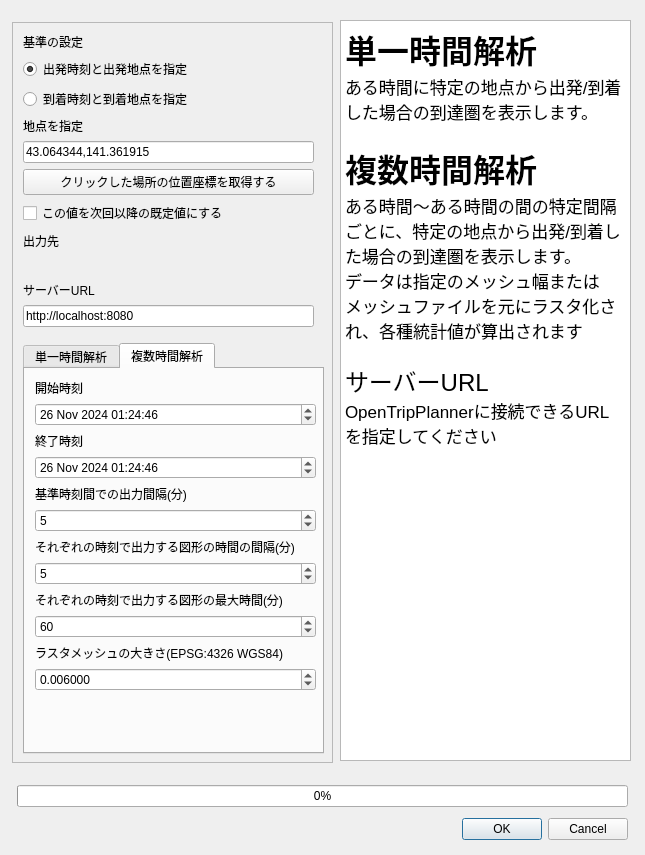
Old version of the form isochrone.ui in the repository geogra-geogra/qgis-otp-multi-isochrone-plugin.
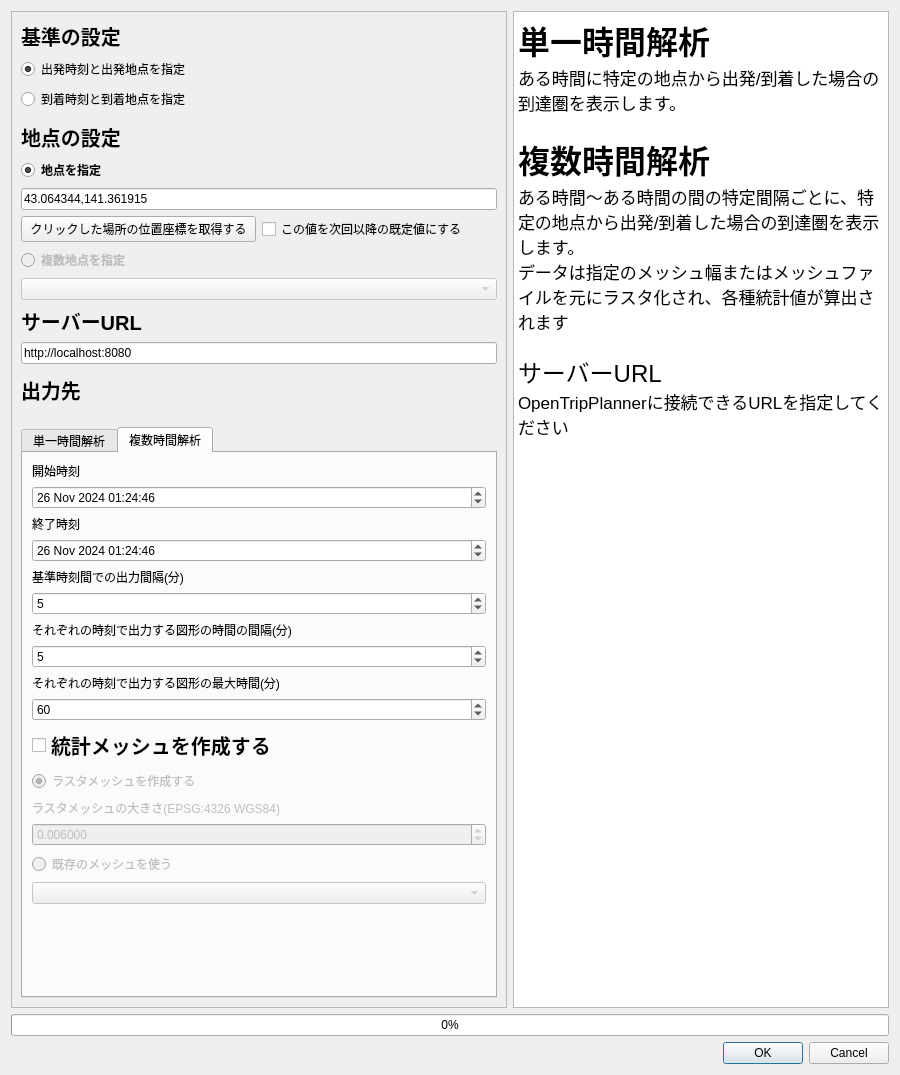
New version of the form. Custom widgets are drawn as their Qt base class.

Patch:
```diff
--- a/isochrone.ui
+++ b/isochrone.ui
@@ -6,46 +6,56 @@
    <rect>
     <x>0</x>
     <y>0</y>
-    <width>645</width>
-    <height>855</height>
+    <width>900</width>
+    <height>1075</height>
    </rect>
   </property>
   <property name="windowTitle">
    <string>到達圏作成ツール</string>
   </property>
-  <widget class="QTextBrowser" name="description">
-   <property name="geometry">
-    <rect>
-     <x>340</x>
-     <y>20</y>
-     <width>291</width>
-     <height>741</height>
-    </rect>
-   </property>
-   <property name="html">
-    <string>&lt;!DOCTYPE HTML PUBLIC &quot;-//W3C//DTD HTML 4.0//EN&quot; &quot;http://www.w3.org/TR/REC-html40/strict.dtd&quot;&gt;
-&lt;html&gt;&lt;head&gt;&lt;meta name=&quot;qrichtext&quot; content=&quot;1&quot; /&gt;&lt;style type=&quot;text/css&quot;&gt;
-p, li { white-space: pre-wrap; }
-&lt;/style&gt;&lt;/head&gt;&lt;body style=&quot; font-family:'.AppleSystemUIFont'; font-size:13pt; font-weight:400; font-style:normal;&quot;&gt;
-&lt;p style=&quot; margin-top:0px; margin-bottom:0px; margin-left:0px; margin-right:0px; -qt-block-indent:0; text-indent:0px;&quot;&gt;&lt;span style=&quot; font-size:24pt; font-weight:600;&quot;&gt;単一時間解析&lt;/span&gt;&lt;/p&gt;
-&lt;p style=&quot; margin-top:0px; margin-bottom:0px; margin-left:0px; margin-right:0px; -qt-block-indent:0; text-indent:0px;&quot;&gt;ある時間に特定の地点から出発/到着した場合の到達圏を表示します。&lt;/p&gt;
-&lt;p style=&quot;-qt-paragraph-type:empty; margin-top:0px; margin-bottom:0px; margin-left:0px; margin-right:0px; -qt-block-indent:0; text-indent:0px;&quot;&gt;&lt;br /&gt;&lt;/p&gt;
-&lt;p style=&quot; margin-top:0px; margin-bottom:0px; margin-left:0px; margin-right:0px; -qt-block-indent:0; text-indent:0px;&quot;&gt;&lt;span style=&quot; font-size:24pt; font-weight:600;&quot;&gt;複数時間解析&lt;/span&gt;&lt;/p&gt;
-&lt;p style=&quot; margin-top:0px; margin-bottom:0px; margin-left:0px; margin-right:0px; -qt-block-indent:0; text-indent:0px;&quot;&gt;ある時間〜ある時間の間の特定間隔ごとに、特定の地点から出発/到着した場合の到達圏を表示します。&lt;/p&gt;
-&lt;p style=&quot; margin-top:0px; margin-bottom:0px; margin-left:0px; margin-right:0px; -qt-block-indent:0; text-indent:0px;&quot;&gt;データは指定のメッシュ幅またはメッシュファイルを元にラスタ化され、各種統計値が算出されます&lt;/p&gt;
-&lt;p style=&quot;-qt-paragraph-type:empty; margin-top:0px; margin-bottom:0px; margin-left:0px; margin-right:0px; -qt-block-indent:0; text-indent:0px;&quot;&gt;&lt;br /&gt;&lt;/p&gt;
-&lt;p style=&quot; margin-top:0px; margin-bottom:0px; margin-left:0px; margin-right:0px; -qt-block-indent:0; text-indent:0px;&quot;&gt;&lt;span style=&quot; font-size:18pt;&quot;&gt;サーバーURL&lt;/span&gt;&lt;/p&gt;
-&lt;p style=&quot; margin-top:0px; margin-bottom:0px; margin-left:0px; margin-right:0px; -qt-block-indent:0; text-indent:0px;&quot;&gt;OpenTripPlannerに接続できるURLを指定してください&lt;/p&gt;&lt;/body&gt;&lt;/html&gt;</string>
-   </property>
-  </widget>
+  <layout class="QGridLayout" name="gridLayout_20">
+   <item row="0" column="0">
+    <layout class="QGridLayout" name="gridLayout_18">
+     <property name="sizeConstraint">
+      <enum>QLayout::SetMinimumSize</enum>
+     </property>
+     <item row="1" column="0" colspan="2">
+      <layout class="QGridLayout" name="gridLayout_5">
+       <item row="0" column="0">
+        <widget class="QProgressBar" name="progressBar">
+         <property name="sizePolicy">
+          <sizepolicy hsizetype="Preferred" vsizetype="Fixed">
+           <horstretch>0</horstretch>
+           <verstretch>0</verstretch>
+          </sizepolicy>
+         </property>
+         <property name="value">
+          <number>0</number>
+         </property>
+        </widget>
+       </item>
+       <item row="1" column="0">
+        <widget class="QDialogButtonBox" name="buttonBox">
+         <property name="sizePolicy">
+          <sizepolicy hsizetype="Preferred" vsizetype="Fixed">
+           <horstretch>0</horstretch>
+           <verstretch>0</verstretch>
+          </sizepolicy>
+         </property>
+         <property name="standardButtons">
+          <set>QDialogButtonBox::Cancel|QDialogButtonBox::Ok</set>
+         </property>
+        </widget>
+       </item>
+      </layout>
+     </item>
+     <item row="0" column="0">
   <widget class="QScrollArea" name="scrollArea">
-   <property name="geometry">
-    <rect>
-     <x>12</x>
-     <y>22</y>
-     <width>321</width>
-     <height>741</height>
-    </rect>
+       <property name="sizePolicy">
+        <sizepolicy hsizetype="Preferred" vsizetype="Expanding">
+         <horstretch>0</horstretch>
+         <verstretch>0</verstretch>
+        </sizepolicy>
    </property>
    <property name="verticalScrollBarPolicy">
     <enum>Qt::ScrollBarAsNeeded</enum>
@@ -61,90 +71,18 @@
      <rect>
       <x>0</x>
       <y>0</y>
-      <width>319</width>
-      <height>739</height>
-     </rect>
-    </property>
-    <widget class="QWidget" name="layoutWidget">
-     <property name="geometry">
-      <rect>
-       <x>10</x>
-       <y>10</y>
-       <width>291</width>
-       <height>294</height>
-      </rect>
-     </property>
-     <layout class="QGridLayout" name="gridLayout_17">
+          <width>524</width>
+          <height>982</height>
+         </rect>
+        </property>
+        <layout class="QGridLayout" name="gridLayout_23">
       <item row="0" column="0">
-       <layout class="QGridLayout" name="gridLayout_6">
+          <layout class="QGridLayout" name="widgetGrid">
         <item row="0" column="0">
-         <widget class="QLabel" name="settingStandardsLabel">
-          <property name="text">
-           <string>基準の設定</string>
-          </property>
-         </widget>
-        </item>
-        <item row="1" column="0">
-         <widget class="QRadioButton" name="button_dep">
-          <property name="text">
-           <string>出発時刻と出発地点を指定</string>
-          </property>
-          <property name="checked">
-           <bool>true</bool>
-          </property>
-         </widget>
-        </item>
+            <layout class="QGridLayout" name="basicSettingGrid">
+             <item row="9" column="0">
+              <layout class="QGridLayout" name="outputGrid">
         <item row="2" column="0">
-         <widget class="QRadioButton" name="button_ari">
-          <property name="text">
-           <string>到着時刻と到着地点を指定</string>
-          </property>
-         </widget>
-        </item>
-       </layout>
-      </item>
-      <item row="1" column="0">
-       <layout class="QGridLayout" name="gridLayout_7">
-        <item row="0" column="0">
-         <widget class="QLabel" name="standardPositionLabel">
-          <property name="text">
-           <string>地点を指定</string>
-          </property>
-         </widget>
-        </item>
-        <item row="1" column="0">
-         <widget class="QLineEdit" name="standardPosition">
-          <property name="text">
-           <string>43.064344,141.361915</string>
-          </property>
-         </widget>
-        </item>
-        <item row="2" column="0">
-         <widget class="QPushButton" name="pushButton_position">
-          <property name="text">
-           <string>クリックした場所の位置座標を取得する</string>
-          </property>
-         </widget>
-        </item>
-        <item row="3" column="0">
-         <widget class="QCheckBox" name="saveAsDefaultCheckBox">
-          <property name="text">
-           <string>この値を次回以降の既定値にする</string>
-          </property>
-         </widget>
-        </item>
-       </layout>
-      </item>
-      <item row="2" column="0">
-       <layout class="QGridLayout" name="gridLayout_8">
-        <item row="0" column="0">
-         <widget class="QLabel" name="outputFileLabel">
-          <property name="text">
-           <string>出力先</string>
-          </property>
-         </widget>
-        </item>
-        <item row="1" column="0">
          <widget class="QgsFileWidget" name="mQgsFileWidget_output">
           <property name="storageMode">
            <enum>QgsFileWidget::GetDirectory</enum>
@@ -156,15 +94,8 @@
         </item>
        </layout>
       </item>
-      <item row="3" column="0">
-       <layout class="QGridLayout" name="gridLayout_9">
-        <item row="0" column="0">
-         <widget class="QLabel" name="serverUrlLabel">
-          <property name="text">
-           <string>サーバーURL</string>
-          </property>
-         </widget>
-        </item>
+             <item row="6" column="0">
+              <layout class="QGridLayout" name="serverUrlGrid">
         <item row="1" column="0">
          <widget class="QLineEdit" name="serverUrlAreaText">
           <property name="text">
@@ -174,16 +105,215 @@
         </item>
        </layout>
       </item>
-     </layout>
-    </widget>
+             <item row="2" column="0">
+              <spacer name="verticalSpacer_6">
+               <property name="orientation">
+                <enum>Qt::Vertical</enum>
+               </property>
+               <property name="sizeType">
+                <enum>QSizePolicy::Fixed</enum>
+               </property>
+               <property name="sizeHint" stdset="0">
+                <size>
+                 <width>20</width>
+                 <height>5</height>
+                </size>
+               </property>
+              </spacer>
+             </item>
+             <item row="7" column="0">
+              <spacer name="verticalSpacer_5">
+               <property name="orientation">
+                <enum>Qt::Vertical</enum>
+               </property>
+               <property name="sizeType">
+                <enum>QSizePolicy::Fixed</enum>
+               </property>
+               <property name="sizeHint" stdset="0">
+                <size>
+                 <width>20</width>
+                 <height>5</height>
+                </size>
+               </property>
+              </spacer>
+             </item>
+             <item row="4" column="0">
+              <layout class="QGridLayout" name="PositionGrid">
+               <item row="2" column="0">
+                <widget class="QRadioButton" name="radioButtonSetSinglePosition">
+                 <property name="font">
+                  <font>
+                   <weight>75</weight>
+                   <bold>true</bold>
+                  </font>
+                 </property>
+                 <property name="text">
+                  <string>地点を指定</string>
+                 </property>
+                 <property name="checked">
+                  <bool>true</bool>
+                 </property>
+                 <attribute name="buttonGroup">
+                  <string notr="true">radio1</string>
+                 </attribute>
+                </widget>
+               </item>
+               <item row="3" column="0" colspan="2">
+                <widget class="QLineEdit" name="standardPosition">
+                 <property name="text">
+                  <string>43.064344,141.361915</string>
+                 </property>
+                </widget>
+               </item>
+               <item row="4" column="1">
+                <widget class="QCheckBox" name="saveAsDefaultCheckBox">
+                 <property name="text">
+                  <string>この値を次回以降の既定値にする</string>
+                 </property>
+                </widget>
+               </item>
+               <item row="6" column="0" colspan="2">
+                <widget class="QgsMapLayerComboBox" name="setMultiPointLayer">
+                 <property name="enabled">
+                  <bool>false</bool>
+                 </property>
+                </widget>
+               </item>
+               <item row="5" column="0" colspan="2">
+                <widget class="QRadioButton" name="radioButtonSetMultiPosition">
+                 <property name="enabled">
+                  <bool>false</bool>
+                 </property>
+                 <property name="font">
+                  <font>
+                   <weight>75</weight>
+                   <bold>true</bold>
+                  </font>
+                 </property>
+                 <property name="text">
+                  <string>複数地点を指定</string>
+                 </property>
+                 <attribute name="buttonGroup">
+                  <string notr="true">radio1</string>
+                 </attribute>
+                </widget>
+               </item>
+               <item row="4" column="0">
+                <widget class="QPushButton" name="setAsStandardPosition">
+                 <property name="text">
+                  <string>クリックした場所の位置座標を取得する</string>
+                 </property>
+                </widget>
+               </item>
+              </layout>
+             </item>
+             <item row="0" column="0">
+              <widget class="QLabel" name="settingStandardsLabel">
+               <property name="font">
+                <font>
+                 <pointsize>15</pointsize>
+                 <weight>75</weight>
+                 <bold>true</bold>
+                </font>
+               </property>
+               <property name="text">
+                <string>基準の設定</string>
+               </property>
+              </widget>
+             </item>
+             <item row="5" column="0">
+              <widget class="QLabel" name="serverUrlLabel">
+               <property name="sizePolicy">
+                <sizepolicy hsizetype="Preferred" vsizetype="Preferred">
+                 <horstretch>0</horstretch>
+                 <verstretch>0</verstretch>
+                </sizepolicy>
+               </property>
+               <property name="font">
+                <font>
+                 <pointsize>15</pointsize>
+                 <weight>75</weight>
+                 <bold>true</bold>
+                </font>
+               </property>
+               <property name="text">
+                <string>サーバーURL</string>
+               </property>
+              </widget>
+             </item>
+             <item row="1" column="0">
+              <layout class="QGridLayout" name="settingStandardsGrid">
+               <item row="2" column="0">
+                <widget class="QRadioButton" name="button_ari">
+                 <property name="text">
+                  <string>到着時刻と到着地点を指定</string>
+                 </property>
+                 <property name="checkable">
+                  <bool>true</bool>
+                 </property>
+                 <property name="checked">
+                  <bool>false</bool>
+                 </property>
+                 <attribute name="buttonGroup">
+                  <string notr="true">arriveby</string>
+                 </attribute>
+                </widget>
+               </item>
+               <item row="1" column="0">
+                <widget class="QRadioButton" name="button_dep">
+                 <property name="text">
+                  <string>出発時刻と出発地点を指定</string>
+                 </property>
+                 <property name="checked">
+                  <bool>true</bool>
+                 </property>
+                 <attribute name="buttonGroup">
+                  <string notr="true">arriveby</string>
+                 </attribute>
+                </widget>
+               </item>
+              </layout>
+             </item>
+             <item row="3" column="0">
+              <widget class="QLabel" name="settingPositionLabel">
+               <property name="enabled">
+                <bool>true</bool>
+               </property>
+               <property name="font">
+                <font>
+                 <pointsize>15</pointsize>
+                 <weight>75</weight>
+                 <bold>true</bold>
+                </font>
+               </property>
+               <property name="text">
+                <string>地点の設定</string>
+               </property>
+              </widget>
+             </item>
+             <item row="8" column="0">
+              <widget class="QLabel" name="outputFileLabel">
+               <property name="font">
+                <font>
+                 <pointsize>15</pointsize>
+                 <weight>75</weight>
+                 <bold>true</bold>
+                </font>
+               </property>
+               <property name="text">
+                <string>出力先</string>
+               </property>
+              </widget>
+             </item>
+            </layout>
+           </item>
+           <item row="2" column="0">
     <widget class="QTabWidget" name="tabWidget">
-     <property name="geometry">
-      <rect>
-       <x>10</x>
-       <y>320</y>
-       <width>301</width>
-       <height>411</height>
-      </rect>
+             <property name="sizePolicy">
+              <sizepolicy hsizetype="Preferred" vsizetype="Expanding">
+               <horstretch>0</horstretch>
+               <verstretch>0</verstretch>
+              </sizepolicy>
      </property>
      <property name="currentIndex">
       <number>1</number>
@@ -302,18 +432,14 @@
       <attribute name="title">
        <string>複数時間解析</string>
       </attribute>
-      <widget class="QWidget" name="layoutWidget">
-       <property name="geometry">
-        <rect>
-         <x>10</x>
-         <y>10</y>
-         <width>281</width>
-         <height>371</height>
-        </rect>
-       </property>
-       <layout class="QGridLayout" name="gridLayout_16">
+              <layout class="QVBoxLayout" name="verticalLayout">
+               <item>
+                <layout class="QGridLayout" name="multiTabGrid">
+                 <property name="sizeConstraint">
+                  <enum>QLayout::SetDefaultConstraint</enum>
+                 </property>
         <item row="0" column="0">
-         <layout class="QGridLayout" name="gridLayout_10">
+                  <layout class="QGridLayout" name="standardTimeAreaMultiGrid">
           <item row="0" column="0">
            <widget class="QLabel" name="standardTimeAreaLabelMulti">
             <property name="text">
@@ -359,88 +485,8 @@
           </item>
          </layout>
         </item>
-        <item row="1" column="0">
-         <layout class="QGridLayout" name="gridLayout_11">
-          <item row="0" column="0">
-           <widget class="QLabel" name="finishTimeLabelMulti">
-            <property name="text">
-             <string>終了時刻</string>
-            </property>
-           </widget>
-          </item>
-          <item row="1" column="0">
-           <widget class="QgsDateTimeEdit" name="finishTimeMulti">
-            <property name="tabletTracking">
-             <bool>false</bool>
-            </property>
-            <property name="dateTime">
-             <datetime>
-              <hour>1</hour>
-              <minute>24</minute>
-              <second>46</second>
-              <year>2024</year>
-              <month>11</month>
-              <day>26</day>
-             </datetime>
-            </property>
-            <property name="minimumDateTime">
-             <datetime>
-              <hour>0</hour>
-              <minute>0</minute>
-              <second>0</second>
-              <year>1970</year>
-              <month>1</month>
-              <day>1</day>
-             </datetime>
-            </property>
-            <property name="timeSpec">
-             <enum>Qt::LocalTime</enum>
-            </property>
-           </widget>
-          </item>
-         </layout>
-        </item>
-        <item row="2" column="0">
-         <layout class="QGridLayout" name="gridLayout_12">
-          <item row="0" column="0">
-           <widget class="QLabel" name="outputTimeIntervalLabelMulti">
-            <property name="text">
-             <string>基準時刻間での出力間隔(分)</string>
-            </property>
-           </widget>
-          </item>
-          <item row="1" column="0">
-           <widget class="QSpinBox" name="outputTimeIntervalMulti">
-            <property name="maximum">
-             <number>120</number>
-            </property>
-            <property name="value">
-             <number>5</number>
-            </property>
-           </widget>
-          </item>
-         </layout>
-        </item>
-        <item row="3" column="0">
-         <layout class="QGridLayout" name="gridLayout_13">
-          <item row="0" column="0">
-           <widget class="QLabel" name="outputPolygonIntervalAreaLabelMulti">
-            <property name="text">
-             <string>それぞれの時刻で出力する図形の時間の間隔(分)</string>
-            </property>
-           </widget>
-          </item>
-          <item row="1" column="0">
-           <widget class="QgsSpinBox" name="outputPolygonIntervalMulti">
-            <property name="value">
-             <number>5</number>
-            </property>
-           </widget>
-          </item>
-         </layout>
-        </item>
         <item row="4" column="0">
-         <layout class="QGridLayout" name="gridLayout_14">
+                  <layout class="QGridLayout" name="maxTimeGrid">
           <item row="0" column="0">
            <widget class="QLabel" name="maxTimeAreaLabelMulti">
             <property name="text">
@@ -463,7 +509,39 @@
         <item row="5" column="0">
          <layout class="QGridLayout" name="gridLayout_15">
           <item row="1" column="0">
+                    <widget class="QRadioButton" name="radioButton_3">
+                     <property name="enabled">
+                      <bool>false</bool>
+                     </property>
+                     <property name="text">
+                      <string>ラスタメッシュを作成する</string>
+                     </property>
+                     <property name="checked">
+                      <bool>true</bool>
+                     </property>
+                     <attribute name="buttonGroup">
+                      <string notr="true">radio3</string>
+                     </attribute>
+                    </widget>
+                   </item>
+                   <item row="4" column="0">
+                    <widget class="QRadioButton" name="radioButton_4">
+                     <property name="enabled">
+                      <bool>false</bool>
+                     </property>
+                     <property name="text">
+                      <string>既存のメッシュを使う</string>
+                     </property>
+                     <attribute name="buttonGroup">
+                      <string notr="true">radio3</string>
+                     </attribute>
+                    </widget>
+                   </item>
+                   <item row="3" column="0">
            <widget class="QDoubleSpinBox" name="rasterSizeMulti">
+                     <property name="enabled">
+                      <bool>false</bool>
+                     </property>
             <property name="decimals">
              <number>6</number>
             </property>
@@ -475,22 +553,150 @@
             </property>
            </widget>
           </item>
-          <item row="0" column="0">
+                   <item row="5" column="0">
+                    <widget class="QgsMapLayerComboBox" name="mMapLayerComboBox_2">
+                     <property name="enabled">
+                      <bool>false</bool>
+                     </property>
+                    </widget>
+                   </item>
+                   <item row="2" column="0">
            <widget class="QLabel" name="rasterSizeLabelMulti">
+                     <property name="enabled">
+                      <bool>false</bool>
+                     </property>
             <property name="text">
              <string>ラスタメッシュの大きさ(EPSG:4326 WGS84)</string>
             </property>
            </widget>
           </item>
-          <item row="2" column="0">
+                   <item row="6" column="0">
            <spacer name="verticalSpacer_2">
             <property name="orientation">
              <enum>Qt::Vertical</enum>
             </property>
             <property name="sizeHint" stdset="0">
              <size>
+                       <width>454</width>
+                       <height>13</height>
+                      </size>
+                     </property>
+                    </spacer>
+                   </item>
+                   <item row="0" column="0">
+                    <widget class="QCheckBox" name="checkBox">
+                     <property name="font">
+                      <font>
+                       <pointsize>15</pointsize>
+                       <weight>75</weight>
+                       <bold>true</bold>
+                      </font>
+                     </property>
+                     <property name="text">
+                      <string>統計メッシュを作成する</string>
+                     </property>
+                    </widget>
+                   </item>
+                  </layout>
+                 </item>
+                 <item row="2" column="0">
+                  <layout class="QGridLayout" name="gridLayout_12">
+                   <item row="1" column="0">
+                    <widget class="QSpinBox" name="outputTimeInterval">
+                     <property name="maximum">
+                      <number>120</number>
+                     </property>
+                     <property name="value">
+                      <number>5</number>
+                     </property>
+                    </widget>
+                   </item>
+                   <item row="0" column="0">
+                    <widget class="QLabel" name="outputTimeIntervalLabel">
+                     <property name="text">
+                      <string>基準時刻間での出力間隔(分)</string>
+                     </property>
+                    </widget>
+                   </item>
+                  </layout>
+                 </item>
+                 <item row="1" column="0">
+                  <layout class="QGridLayout" name="gridLayout_11">
+                   <item row="0" column="0">
+                    <widget class="QLabel" name="finishTimeLabelMulti">
+                     <property name="text">
+                      <string>終了時刻</string>
+                     </property>
+                    </widget>
+                   </item>
+                   <item row="1" column="0">
+                    <widget class="QgsDateTimeEdit" name="finishTime">
+                     <property name="tabletTracking">
+                      <bool>false</bool>
+                     </property>
+                     <property name="dateTime">
+                      <datetime>
+                       <hour>1</hour>
+                       <minute>24</minute>
+                       <second>46</second>
+                       <year>2024</year>
+                       <month>11</month>
+                       <day>26</day>
+                      </datetime>
+                     </property>
+                     <property name="minimumDateTime">
+                      <datetime>
+                       <hour>0</hour>
+                       <minute>0</minute>
+                       <second>0</second>
+                       <year>1970</year>
+                       <month>1</month>
+                       <day>1</day>
+                      </datetime>
+                     </property>
+                     <property name="timeSpec">
+                      <enum>Qt::LocalTime</enum>
+                     </property>
+                    </widget>
+                   </item>
+                  </layout>
+                 </item>
+                 <item row="3" column="0">
+                  <layout class="QGridLayout" name="gridLayout_13">
+                   <item row="0" column="0">
+                    <widget class="QLabel" name="outputPolygonIntervalAreaLabelMulti">
+                     <property name="text">
+                      <string>それぞれの時刻で出力する図形の時間の間隔(分)</string>
+                     </property>
+                    </widget>
+                   </item>
+                   <item row="1" column="0">
+                    <widget class="QgsSpinBox" name="outputPolygonIntervalMulti">
+                     <property name="value">
+                      <number>5</number>
+                     </property>
+                    </widget>
+                   </item>
+                  </layout>
+                 </item>
+                </layout>
+               </item>
+              </layout>
+             </widget>
+            </widget>
+           </item>
+           <item row="1" column="0">
+            <spacer name="verticalSpacer_3">
+             <property name="orientation">
+              <enum>Qt::Vertical</enum>
+             </property>
+             <property name="sizeType">
+              <enum>QSizePolicy::Fixed</enum>
+             </property>
+             <property name="sizeHint" stdset="0">
+              <size>
               <width>20</width>
-              <height>40</height>
+               <height>10</height>
              </size>
             </property>
            </spacer>
@@ -500,35 +706,47 @@
        </layout>
       </widget>
      </widget>
-    </widget>
-   </widget>
-  </widget>
-  <widget class="QWidget" name="layoutWidget">
-   <property name="geometry">
-    <rect>
-     <x>17</x>
-     <y>780</y>
-     <width>611</width>
-     <height>65</height>
-    </rect>
-   </property>
-   <layout class="QGridLayout" name="gridLayout_5">
-    <item row="0" column="0">
-     <widget class="QProgressBar" name="progressBar">
-      <property name="value">
-       <number>0</number>
-      </property>
-     </widget>
-    </item>
-    <item row="1" column="0">
-     <widget class="QDialogButtonBox" name="buttonBox">
-      <property name="standardButtons">
-       <set>QDialogButtonBox::Cancel|QDialogButtonBox::Ok</set>
-      </property>
+     </item>
+     <item row="0" column="1">
+      <widget class="QTextBrowser" name="description">
+       <property name="sizePolicy">
+        <sizepolicy hsizetype="Preferred" vsizetype="Preferred">
+         <horstretch>0</horstretch>
+         <verstretch>0</verstretch>
+        </sizepolicy>
+       </property>
+       <property name="minimumSize">
+        <size>
+         <width>200</width>
+         <height>0</height>
+        </size>
+       </property>
+       <property name="maximumSize">
+        <size>
+         <width>400</width>
+         <height>16777215</height>
+        </size>
+       </property>
+       <property name="html">
+        <string>&lt;!DOCTYPE HTML PUBLIC &quot;-//W3C//DTD HTML 4.0//EN&quot; &quot;http://www.w3.org/TR/REC-html40/strict.dtd&quot;&gt;
+&lt;html&gt;&lt;head&gt;&lt;meta name=&quot;qrichtext&quot; content=&quot;1&quot; /&gt;&lt;style type=&quot;text/css&quot;&gt;
+p, li { white-space: pre-wrap; }
+&lt;/style&gt;&lt;/head&gt;&lt;body style=&quot; font-family:'.AppleSystemUIFont'; font-size:13pt; font-weight:400; font-style:normal;&quot;&gt;
+&lt;p style=&quot; margin-top:0px; margin-bottom:0px; margin-left:0px; margin-right:0px; -qt-block-indent:0; text-indent:0px;&quot;&gt;&lt;span style=&quot; font-size:24pt; font-weight:600;&quot;&gt;単一時間解析&lt;/span&gt;&lt;/p&gt;
+&lt;p style=&quot; margin-top:0px; margin-bottom:0px; margin-left:0px; margin-right:0px; -qt-block-indent:0; text-indent:0px;&quot;&gt;ある時間に特定の地点から出発/到着した場合の到達圏を表示します。&lt;/p&gt;
+&lt;p style=&quot;-qt-paragraph-type:empty; margin-top:0px; margin-bottom:0px; margin-left:0px; margin-right:0px; -qt-block-indent:0; text-indent:0px;&quot;&gt;&lt;br /&gt;&lt;/p&gt;
+&lt;p style=&quot; margin-top:0px; margin-bottom:0px; margin-left:0px; margin-right:0px; -qt-block-indent:0; text-indent:0px;&quot;&gt;&lt;span style=&quot; font-size:24pt; font-weight:600;&quot;&gt;複数時間解析&lt;/span&gt;&lt;/p&gt;
+&lt;p style=&quot; margin-top:0px; margin-bottom:0px; margin-left:0px; margin-right:0px; -qt-block-indent:0; text-indent:0px;&quot;&gt;ある時間〜ある時間の間の特定間隔ごとに、特定の地点から出発/到着した場合の到達圏を表示します。&lt;/p&gt;
+&lt;p style=&quot; margin-top:0px; margin-bottom:0px; margin-left:0px; margin-right:0px; -qt-block-indent:0; text-indent:0px;&quot;&gt;データは指定のメッシュ幅またはメッシュファイルを元にラスタ化され、各種統計値が算出されます&lt;/p&gt;
+&lt;p style=&quot;-qt-paragraph-type:empty; margin-top:0px; margin-bottom:0px; margin-left:0px; margin-right:0px; -qt-block-indent:0; text-indent:0px;&quot;&gt;&lt;br /&gt;&lt;/p&gt;
+&lt;p style=&quot; margin-top:0px; margin-bottom:0px; margin-left:0px; margin-right:0px; -qt-block-indent:0; text-indent:0px;&quot;&gt;&lt;span style=&quot; font-size:18pt;&quot;&gt;サーバーURL&lt;/span&gt;&lt;/p&gt;
+&lt;p style=&quot; margin-top:0px; margin-bottom:0px; margin-left:0px; margin-right:0px; -qt-block-indent:0; text-indent:0px;&quot;&gt;OpenTripPlannerに接続できるURLを指定してください&lt;/p&gt;&lt;/body&gt;&lt;/html&gt;</string>
+       </property>
      </widget>
     </item>
    </layout>
-  </widget>
+   </item>
+  </layout>
  </widget>
  <customwidgets>
   <customwidget>
@@ -542,6 +760,11 @@
    <header>qgsfilewidget.h</header>
    <container>1</container>
   </customwidget>
+  <customwidget>
+   <class>QgsMapLayerComboBox</class>
+   <extends>QComboBox</extends>
+   <header>qgsmaplayercombobox.h</header>
+  </customwidget>
   <customwidget>
    <class>QgsSpinBox</class>
    <extends>QSpinBox</extends>
```
Left out of the diff: 35 changed lines with no effect on the pictures. Lines whose indentation alone changed are shown as unchanged.
